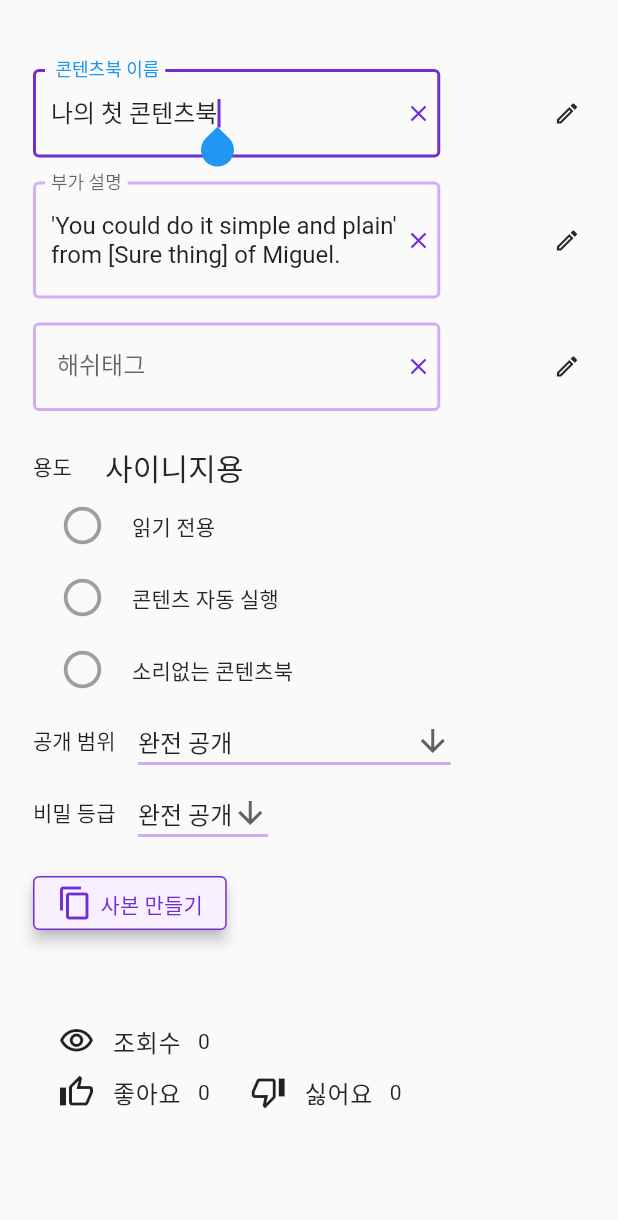
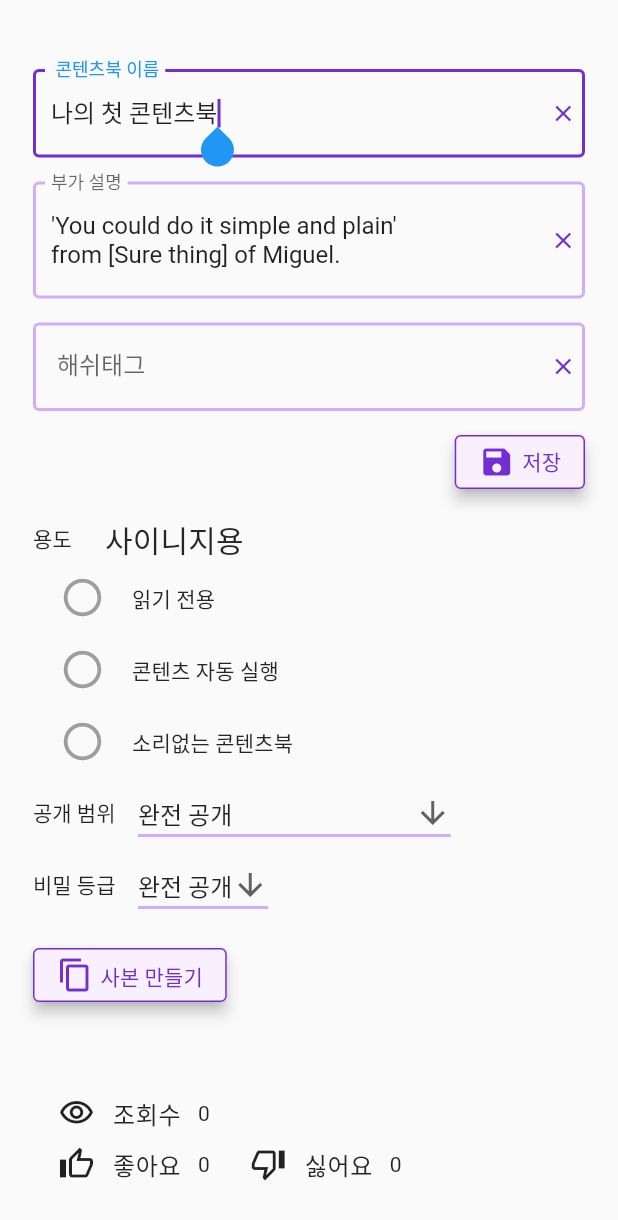
Before and after one commit to skpark33/creta01, a Flutter app: the BookProperty widget shown alone on an empty page, opened directly with empty values, on a phone screen of 412 x 824 dp. Shown: the top 1220 px of the screen. Run offline on Flutter 3.47's test engine with Material 2 defaults, Android fonts, the light colour scheme and no system bars; our stand-ins replace auto_size_text, bordered_text, carousel_slider, cloud_firestore, firebase_core, like_button and 7 more; missing offline and left inert: blobs, dart:html, flex_color_picker, flutter_dropzone, flutter_neumorphic_null_safety, flutter_treeview and 2 more; accounts and stored records are empty; Roboto replaces fonts that are missing (Pretendard); project files that could hold a hidden picture were left out.

Commit message:
2022052701

```diff
--- a/lib/common/colorPicker/color_row.dart
+++ b/lib/common/colorPicker/color_row.dart
@@ -16,6 +16,8 @@ Widget myColorPicker(
   double? opacity,
   double? glassFill,
   double? outLineWidth,
+  double maxGlassFill = 30,
+  double maxOutLine = 9,
   required TextEditingController controller,
   required void Function(Color value) favorateColorPick,
   required void Function(Color value) onColorChangedEnd,
@@ -112,7 +114,7 @@ Widget myColorPicker(
                   onChanged: (val) => onGlassChanged(val),
                   onChangeStart: (val) {},
                   min: 0,
-                  max: 30,
+                  max: maxGlassFill,
                 )
               : Container(),
           outLineWidth != null
@@ -122,7 +124,7 @@ Widget myColorPicker(
                   onChanged: (val) => onOutLineChanged(val),
                   onChangeStart: (val) {},
                   min: 0,
-                  max: 9,
+                  max: maxOutLine,
                 )
               : Container(),
           opacity != null
--- a/lib/common/util/textfileds.dart
+++ b/lib/common/util/textfileds.dart
@@ -76,6 +76,7 @@ Widget myTextField(String value,
     int maxValue = 360,
     int minValue = 0,
     TextInputType keyboardType = TextInputType.text,
+    TextInputAction textInputAction = TextInputAction.done,
     TextStyle? style,
     bool hasDeleteButton = true,
     bool hasCounterButton = false,
@@ -94,6 +95,7 @@ Widget myTextField(String value,
     maxLines: maxLines,
     enabled: enabled,
     keyboardType: keyboardType,
+    textInputAction: textInputAction,
     controller: controller,
     cursorColor: MyColors.mainColor,
     textAlignVertical: textAlignVertical,
--- a/lib/constants/constants.dart
+++ b/lib/constants/constants.dart
@@ -17,3 +17,5 @@ const String pagePrefix = 'Page=';
 const String accPrefix = 'ACC=';
 const String contentsPrefix = 'Con=';
 const String bookPrefix = 'Book=';
+
+const double maxFontSize = 300;
--- a/lib/constants/strings.dart
+++ b/lib/constants/strings.dart
@@ -231,7 +231,11 @@ class MyStrings {
   static String outline = Locale.isKr() ? '외곽선' : "Outline";
   static String outlineWidth = Locale.isKr() ? '두께' : "Outline Width";
 
-  static String shadow = Locale.isKr() ? '네온' : "Neon";
-  static String shadowBlur = Locale.isKr() ? '네온 두께' : "Shadow Width";
-  static String shadowIntensity = Locale.isKr() ? '네온 강도' : "Shadow Intensity";
+  static String shadow = Locale.isKr() ? '그림자' : "Neon";
+  static String shadowBlur = Locale.isKr() ? '그림자 두께' : "Shadow Width";
+  static String shadowIntensity = Locale.isKr() ? '그림자 강도' : "Shadow Intensity";
+
+  static String tickerSide = Locale.isKr() ? '옆으로 흐르는 문자열' : "sideways flowing string";
+  static String tickerUpDown = Locale.isKr() ? '상하로 흐르는 문자열' : "updown flowing string";
+  static String speed = Locale.isKr() ? '속도' : "speed";
 }
--- a/lib/creta_main.dart
+++ b/lib/creta_main.dart
@@ -502,7 +502,7 @@ class CretaMainScreenState extends State<CretaMainScreen> {
                       top: 10,
                       left: 10,
                       child: Text(
-                        "Ver 0.10.3",
+                        "Ver 0.10.5",
                         style: MyTextStyles.body1.copyWith(color: Colors.white),
                       )),
                 ],
--- a/lib/studio/properties/book_property.dart
+++ b/lib/studio/properties/book_property.dart
@@ -78,10 +78,11 @@ class _BookPropertyState extends State<BookProperty> {
           height: 40,
         ),
         Padding(
-          padding: const EdgeInsets.fromLTRB(22, 6, 10, 10),
-          child: Row(
-            mainAxisAlignment: MainAxisAlignment.spaceBetween,
-            children: [
+          padding: const EdgeInsets.fromLTRB(22, 6, 22, 10),
+          child:
+              //Row(
+              //mainAxisAlignment: MainAxisAlignment.spaceBetween,
+              //children: [
               Container(
             padding: EdgeInsets.zero,
             width: layoutPropertiesWidth * 0.75,
@@ -97,17 +98,18 @@ class _BookPropertyState extends State<BookProperty> {
               onEditingComplete: _onTitleEditingComplete,
             ),
           ),
-              writeButton(
-                onPressed: _onTitleEditingComplete,
-              ),
-            ],
-          ),
+          // writeButton(
+          //   onPressed: _onTitleEditingComplete,
+          // ),
+          //],
+          //),
         ),
         Padding(
-          padding: const EdgeInsets.fromLTRB(22, 6, 10, 10),
-          child: Row(
-            mainAxisAlignment: MainAxisAlignment.spaceBetween,
-            children: [
+          padding: const EdgeInsets.fromLTRB(22, 6, 22, 10),
+          child:
+              //Row(
+              //mainAxisAlignment: MainAxisAlignment.spaceBetween,
+              //children: [
               Container(
             padding: EdgeInsets.zero,
             width: layoutPropertiesWidth * 0.75,
@@ -123,17 +125,18 @@ class _BookPropertyState extends State<BookProperty> {
               onEditingComplete: _onDescEditingComplete,
             ),
           ),
-              writeButton(
-                onPressed: _onDescEditingComplete,
-              ),
-            ],
-          ),
+          // writeButton(
+          //   onPressed: _onDescEditingComplete,
+          // ),
+          //],
+          //),
         ),
         Padding(
-          padding: const EdgeInsets.fromLTRB(22, 6, 10, 10),
-          child: Row(
-            mainAxisAlignment: MainAxisAlignment.spaceBetween,
-            children: [
+          padding: const EdgeInsets.fromLTRB(22, 6, 22, 10),
+          child:
+              //Row(
+              //mainAxisAlignment: MainAxisAlignment.spaceBetween,
+              //children: [
               Container(
             padding: EdgeInsets.zero,
             width: layoutPropertiesWidth * 0.75,
@@ -149,11 +152,23 @@ class _BookPropertyState extends State<BookProperty> {
               onEditingComplete: _onHashEditingComplete,
             ),
           ),
-              writeButton(
-                onPressed: _onHashEditingComplete,
+          // writeButton(
+          //   onPressed: _onHashEditingComplete,
+          // ),
+          //],
+          //),
         ),
-            ],
-          ),
+        Padding(
+          padding: const EdgeInsets.only(right: 22),
+          child: basicButton(
+              alignment: Alignment.centerRight,
+              name: MyStrings.save,
+              iconData: Icons.save,
+              onPressed: () {
+                _onTitleEditingComplete();
+                _onDescEditingComplete();
+                _onHashEditingComplete();
+              }),
         ),
         Padding(
           // 용도
@@ -427,7 +442,7 @@ class _BookPropertyState extends State<BookProperty> {
   }
 
   void _onHashEditingComplete() {
-    String hashTagForm = '# ${hashCon.text.replaceAll(',', ' #')}';
+    String hashTagForm = '# ${hashCon.text.replaceAll(',', ' #').replaceAll(' ', '')}';
     logHolder.log("textval = $hashTagForm");
     bookManagerHolder!.setHash(hashTagForm);
   }
--- a/lib/studio/properties/widget_property.dart
+++ b/lib/studio/properties/widget_property.dart
@@ -55,6 +55,7 @@ class ExapandableModel {
     double titleSize = 120,
     Widget? titleLineWidget,
     bool open = false,
+    AlignmentDirectional align = AlignmentDirectional.center,
   }) {
     if (open) {
       if (closeOthers != null) {
@@ -90,6 +91,7 @@ class ExapandableModel {
           ),
           isSelected
               ? AnimatedContainer(
+                  alignment: align,
                   duration: Duration(milliseconds: 500),
                   height: height,
                   //alignment: Alignment.center,
--- a/lib/studio/sidebar/my_widget_menu.dart
+++ b/lib/studio/sidebar/my_widget_menu.dart
@@ -440,9 +440,7 @@ class MyMenuStickState extends State<MyMenuStick> {
     //     "사랑 그깟 거 따위 내 눈에 눈물 한 방울 어림없지"
     //     "너의 하찮은 말에 미소나 지을 바엔";
     int textSize = getStringSize(initialText);
-    String name = textSize > 40
-        ? initialText.substring(0, (initialText.length / (textSize / 40).ceil()).round())
-        : initialText;
+    String name = shortenText(initialText);
     ContentsModel model = ContentsModel(acc.accModel.mid,
         name: name, mime: 'text/', bytes: textSize, url: initialText);
 
--- a/pubspec.yaml
+++ b/pubspec.yaml
@@ -77,7 +77,9 @@ dependencies:
   youtube_player_iframe: ^2.2.2
   video_player_platform_interface: ^5.1.2
   crypto: ^3.0.2
-
+  auto_size_text: ^3.0.0
+  ticker_text: ^1.0.0
+  text_scroll: ^0.0.4
 
 dev_dependencies:
   flutter_test:
```
Also changed, not shown: lib/common/util/my_utils.dart (+12 -0 lines), lib/model/model_enums.dart (+5 -5 lines), lib/player/text/text_player_widget.dart (+116 -90 lines), lib/studio/properties/contents_property.dart (+89 -35 lines), lib/studio/studio_main_screen.dart (+5 -4 lines), lib/studio/studio_sub_screen.dart (+12 -6 lines), pubspec.lock. Lines whose indentation alone changed are shown as unchanged.
